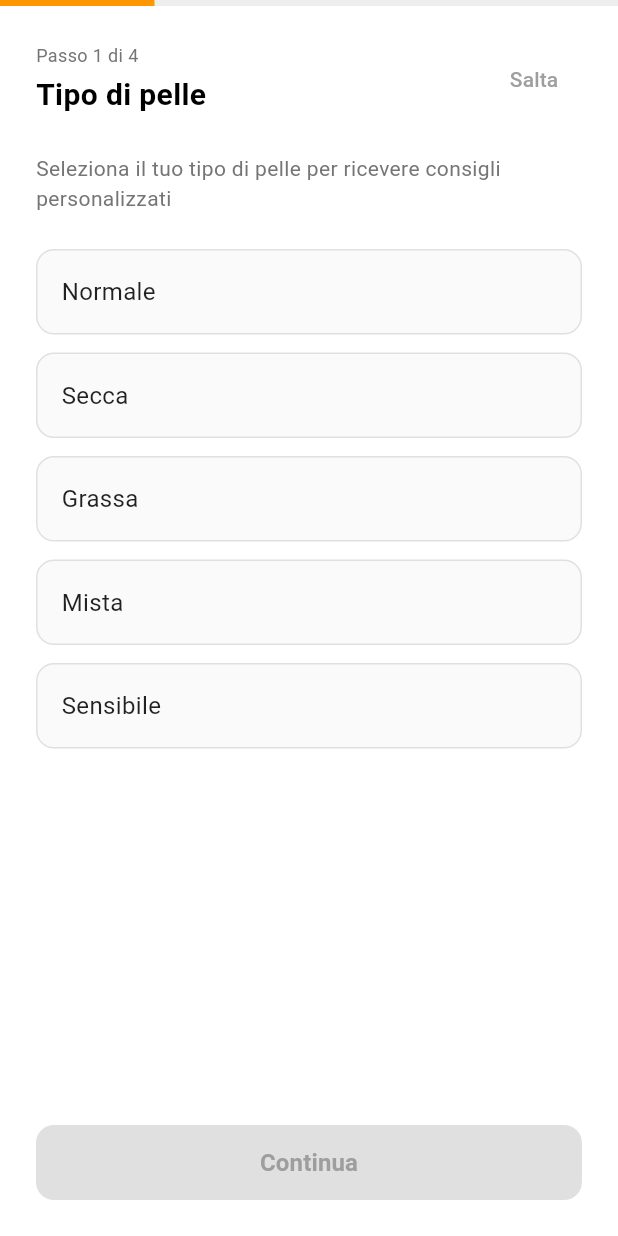
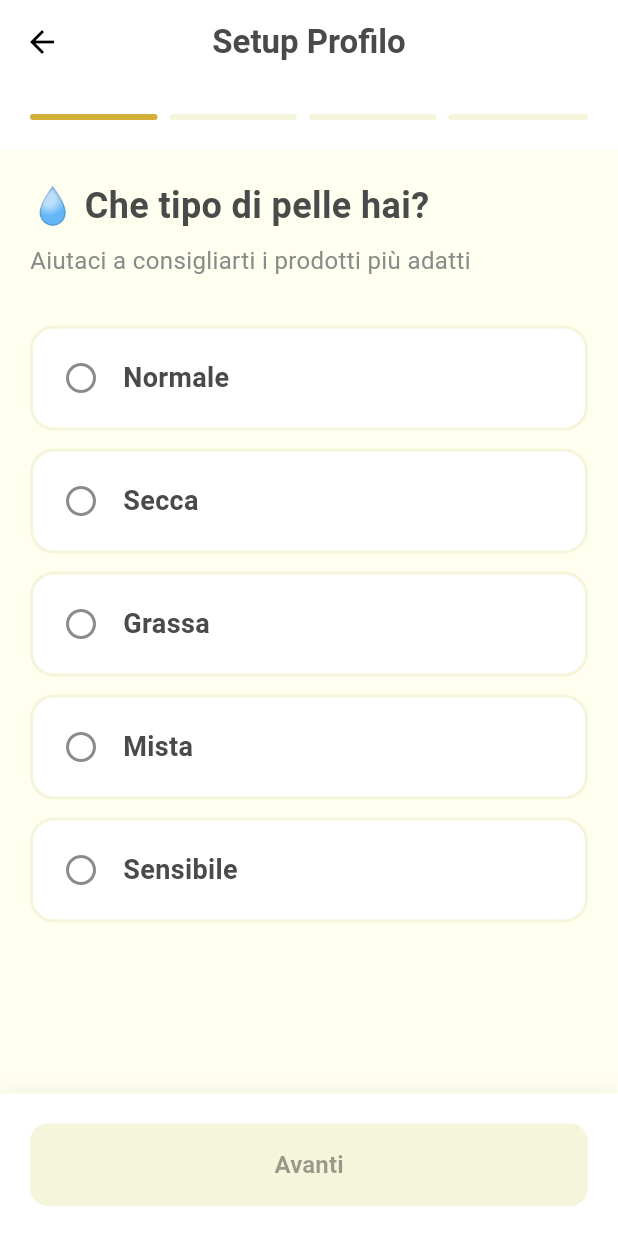
Before and after one commit to FraGre92/Hively, a Flutter app: the ProfileSetupScreen screen opened by its route, on a phone screen of 412 x 824 dp. Run offline on Flutter 3.47's test engine with Material 3 defaults, Android fonts, the phone set to English and light mode, and no system bars.

Commit message:
Refactor ProfileSetupScreen with new features
Refactor ProfileSetupScreen to improve structure and add skin tone and undertone selection.

```diff
--- a/lib/screens/profile_setup_screen.dart
+++ b/lib/screens/profile_setup_screen.dart
@@ -1,120 +1,151 @@
 import 'package:flutter/material.dart';
 
+class AppColors {
+  static const Color ivory = Color(0xFFFFFFF0);
+  static const Color beige = Color(0xFFF5F5DC);
+  static const Color lightBeige = Color(0xFFFAF0E6);
+  static const Color gold = Color(0xFFD4AF37);
+  static const Color darkGold = Color(0xFFB8860B);
+  static const Color textDark = Color(0xFF4A4A4A);
+  static const Color textLight = Color(0xFF8B8B8B);
+}
+
 class ProfileSetupScreen extends StatefulWidget {
-  const ProfileSetupScreen({super.key});
+  const ProfileSetupScreen({Key? key}) : super(key: key);
 
   @override
   State<ProfileSetupScreen> createState() => _ProfileSetupScreenState();
 }
 
 class _ProfileSetupScreenState extends State<ProfileSetupScreen> {
-  int currentStep = 0;
-  String? selectedSkinType;
-  List<String> selectedConcerns = [];
-  String? selectedBudget;
-  List<String> selectedCategories = [];
+  int _currentStep = 0;
 
-  final skinTypes = ['Normale', 'Secca', 'Grassa', 'Mista', 'Sensibile'];
-  final concerns = [
+  // Dati del profilo
+  String _selectedSkinType = '';
+  String _selectedSkinTone = '';
+  String _selectedUndertone = '';
+  List<String> _selectedConcerns = [];
+  String _selectedBudget = '';
+
+  final List<String> _skinTypes = ['Normale', 'Secca', 'Grassa', 'Mista', 'Sensibile'];
+  final List<String> _skinTones = ['Molto Chiaro', 'Chiaro', 'Medio', 'Olivastro', 'Scuro', 'Molto Scuro'];
+  final List<String> _undertones = ['Freddo', 'Neutro', 'Caldo'];
+  final List<String> _concerns = [
     'Acne',
     'Rughe',
     'Macchie',
     'Pori dilatati',
-    'Disidratazione',
-    'Rossori'
+    'Rossori',
+    'Occhiaie',
+    'Secchezza',
+    'Lucidità'
   ];
-  final budgets = ['Low (€0-20)', 'Mid (€20-50)', 'High (€50+)', 'Lusso'];
-  final categories = [
-    '💄 Makeup',
-    '🧴 Skincare',
-    '💅 Unghie',
-    '💇 Capelli',
-    '🧖 Corpo',
-    '👃 Profumi'
-  ];
+  final List<String> _budgets = ['Low Cost', 'Medio', 'Premium', 'Lusso'];
 
   @override
   Widget build(BuildContext context) {
     return Scaffold(
+      backgroundColor: AppColors.ivory,
+      appBar: AppBar(
         backgroundColor: Colors.white,
-      body: SafeArea(
-        child: Column(
-          children: [
-            // Progress bar
-            LinearProgressIndicator(
-              value: (currentStep + 1) / 4,
-              backgroundColor: Colors.grey[200],
-              valueColor: const AlwaysStoppedAnimation<Color>(Colors.orange),
-            ),
-            // Header
-            Padding(
-              padding: const EdgeInsets.all(24),
-              child: Row(
-                children: [
-                  if (currentStep > 0)
-                    IconButton(
-                      icon: const Icon(Icons.arrow_back),
-                      onPressed: () => setState(() => currentStep--),
-                    ),
-                  Expanded(
-                    child: Column(
-                      crossAxisAlignment: CrossAxisAlignment.start,
-                      children: [
-                        Text(
-                          'Passo ${currentStep + 1} di 4',
+        elevation: 0,
+        title: Text(
+          'Setup Profilo',
           style: TextStyle(
-                            fontSize: 12,
-                            color: Colors.grey[600],
-                          ),
-                        ),
-                        const SizedBox(height: 4),
-                        Text(
-                          _getStepTitle(),
-                          style: const TextStyle(
-                            fontSize: 20,
+            color: AppColors.textDark,
             fontWeight: FontWeight.bold,
           ),
         ),
-                      ],
+        centerTitle: true,
+      ),
+      body: Column(
+        children: [
+          // Progress indicator
+          Container(
+            padding: const EdgeInsets.all(20),
+            color: Colors.white,
+            child: Row(
+              children: List.generate(4, (index) {
+                return Expanded(
+                  child: Container(
+                    margin: EdgeInsets.only(right: index < 3 ? 8 : 0),
+                    height: 4,
+                    decoration: BoxDecoration(
+                      color: index <= _currentStep ? AppColors.gold : AppColors.beige,
+                      borderRadius: BorderRadius.circular(2),
                     ),
                   ),
-                  TextButton(
-                    onPressed: _skipToHome,
-                    child: const Text(
-                      'Salta',
-                      style: TextStyle(color: Colors.grey),
+                );
+              }),
             ),
+          ),
+
+          Expanded(
+            child: SingleChildScrollView(
+              padding: const EdgeInsets.all(20),
+              child: _buildCurrentStep(),
+            ),
+          ),
+
+          // Pulsanti navigazione
+          Container(
+            padding: const EdgeInsets.all(20),
+            decoration: BoxDecoration(
+              color: Colors.white,
+              boxShadow: [
+                BoxShadow(
+                  color: Colors.black.withOpacity(0.05),
+                  blurRadius: 10,
+                  offset: const Offset(0, -2),
                 ),
               ],
             ),
-            ),
-            // Content
+            child: Row(
+              children: [
+                if (_currentStep > 0)
                   Expanded(
-              child: _buildStepContent(),
-            ),
-            // Continue button
-            Padding(
-              padding: const EdgeInsets.all(24),
-              child: SizedBox(
-                width: double.infinity,
-                height: 50,
-                child: ElevatedButton(
-                  onPressed: _canContinue() ? _continue : null,
-                  style: ElevatedButton.styleFrom(
-                    backgroundColor: Colors.orange,
-                    disabledBackgroundColor: Colors.grey[300],
+                    child: OutlinedButton(
+                      onPressed: () {
+                        setState(() {
+                          _currentStep--;
+                        });
+                      },
+                      style: OutlinedButton.styleFrom(
+                        padding: const EdgeInsets.symmetric(vertical: 16),
+                        side: BorderSide(color: AppColors.gold),
                         shape: RoundedRectangleBorder(
                           borderRadius: BorderRadius.circular(12),
                         ),
-                    elevation: 0,
                       ),
                       child: Text(
-                    currentStep == 3 ? 'Inizia' : 'Continua',
+                        'Indietro',
                         style: TextStyle(
+                          color: AppColors.gold,
                           fontSize: 16,
-                      fontWeight: FontWeight.w600,
-                      color: _canContinue() ? Colors.white : Colors.grey[500],
+                          fontWeight: FontWeight.bold,
                         ),
+                      ),
+                    ),
+                  ),
+                if (_currentStep > 0) const SizedBox(width: 12),
+                Expanded(
+                  flex: _currentStep > 0 ? 1 : 1,
+                  child: ElevatedButton(
+                    onPressed: _canProceed() ? _handleNext : null,
+                    style: ElevatedButton.styleFrom(
+                      backgroundColor: AppColors.gold,
+                      foregroundColor: Colors.white,
+                      padding: const EdgeInsets.symmetric(vertical: 16),
+                      shape: RoundedRectangleBorder(
+                        borderRadius: BorderRadius.circular(12),
+                      ),
+                      disabledBackgroundColor: AppColors.beige,
+                    ),
+                    child: Text(
+                      _currentStep == 3 ? 'Completa' : 'Avanti',
+                      style: const TextStyle(
+                        fontSize: 16,
+                        fontWeight: FontWeight.bold,
                       ),
                     ),
                   ),
@@ -122,98 +153,273 @@ class _ProfileSetupScreenState extends State<ProfileSetupScreen> {
               ],
             ),
           ),
+        ],
+      ),
     );
   }
 
-  String _getStepTitle() {
-    switch (currentStep) {
+  Widget _buildCurrentStep() {
+    switch (_currentStep) {
       case 0:
-        return 'Tipo di pelle';
+        return _buildSkinTypeStep();
       case 1:
-        return 'Problematiche';
+        return _buildSkinToneStep();
       case 2:
-        return 'Budget preferito';
+        return _buildConcernsStep();
       case 3:
-        return 'Interessi';
+        return _buildBudgetStep();
       default:
-        return '';
+        return Container();
     }
   }
 
-  Widget _buildStepContent() {
-    switch (currentStep) {
+  bool _canProceed() {
+    switch (_currentStep) {
       case 0:
-        return _buildSkinTypeStep();
+        return _selectedSkinType.isNotEmpty;
       case 1:
-        return _buildConcernsStep();
+        return _selectedSkinTone.isNotEmpty && _selectedUndertone.isNotEmpty;
       case 2:
-        return _buildBudgetStep();
+        return _selectedConcerns.isNotEmpty;
       case 3:
-        return _buildCategoriesStep();
+        return _selectedBudget.isNotEmpty;
       default:
-        return const SizedBox();
+        return false;
+    }
+  }
+
+  void _handleNext() {
+    if (_currentStep == 3) {
+      // ULTIMO STEP - NAVIGA ALL'APP PRINCIPALE (con profilo)
+      Navigator.pushReplacementNamed(context, '/main');
+    } else {
+      setState(() {
+        _currentStep++;
+      });
     }
   }
 
   Widget _buildSkinTypeStep() {
-    return ListView(
-      padding: const EdgeInsets.symmetric(horizontal: 24),
+    return Column(
+      crossAxisAlignment: CrossAxisAlignment.start,
       children: [
         Text(
-          'Seleziona il tuo tipo di pelle per ricevere consigli personalizzati',
-          style: TextStyle(fontSize: 14, color: Colors.grey[600]),
+          '💧 Che tipo di pelle hai?',
+          style: TextStyle(
+            fontSize: 24,
+            fontWeight: FontWeight.bold,
+            color: AppColors.textDark,
           ),
-        const SizedBox(height: 24),
-        ...skinTypes.map((type) => _buildOptionCard(
-              title: type,
-              isSelected: selectedSkinType == type,
-              onTap: () => setState(() => selectedSkinType = type),
-            )),
+        ),
+        const SizedBox(height: 8),
+        Text(
+          'Aiutaci a consigliarti i prodotti più adatti',
+          style: TextStyle(
+            fontSize: 16,
+            color: AppColors.textLight,
+          ),
+        ),
+        const SizedBox(height: 32),
+        ..._skinTypes.map((type) {
+          final isSelected = _selectedSkinType == type;
+          return Padding(
+            padding: const EdgeInsets.only(bottom: 12),
+            child: InkWell(
+              onTap: () {
+                setState(() {
+                  _selectedSkinType = type;
+                });
+              },
+              child: Container(
+                padding: const EdgeInsets.all(20),
+                decoration: BoxDecoration(
+                  color: isSelected ? AppColors.gold : Colors.white,
+                  borderRadius: BorderRadius.circular(16),
+                  border: Border.all(
+                    color: isSelected ? AppColors.gold : AppColors.beige,
+                    width: 2,
+                  ),
+                ),
+                child: Row(
+                  children: [
+                    Icon(
+                      isSelected ? Icons.check_circle : Icons.circle_outlined,
+                      color: isSelected ? Colors.white : AppColors.textLight,
+                    ),
+                    const SizedBox(width: 16),
+                    Text(
+                      type,
+                      style: TextStyle(
+                        fontSize: 18,
+                        fontWeight: FontWeight.w600,
+                        color: isSelected ? Colors.white : AppColors.textDark,
+                      ),
+                    ),
+                  ],
+                ),
+              ),
+            ),
+          );
+        }).toList(),
+      ],
+    );
+  }
+
+  Widget _buildSkinToneStep() {
+    return Column(
+      crossAxisAlignment: CrossAxisAlignment.start,
+      children: [
+        Text(
+          '🎨 Qual è il tuo incarnato?',
+          style: TextStyle(
+            fontSize: 24,
+            fontWeight: FontWeight.bold,
+            color: AppColors.textDark,
+          ),
+        ),
+        const SizedBox(height: 32),
+
+        Text(
+          'Tonalità della pelle',
+          style: TextStyle(
+            fontSize: 18,
+            fontWeight: FontWeight.bold,
+            color: AppColors.textDark,
+          ),
+        ),
+        const SizedBox(height: 16),
+        Wrap(
+          spacing: 12,
+          runSpacing: 12,
+          children: _skinTones.map((tone) {
+            final isSelected = _selectedSkinTone == tone;
+            return InkWell(
+              onTap: () {
+                setState(() {
+                  _selectedSkinTone = tone;
+                });
+              },
+              child: Container(
+                padding: const EdgeInsets.symmetric(horizontal: 20, vertical: 12),
+                decoration: BoxDecoration(
+                  color: isSelected ? AppColors.gold : Colors.white,
+                  borderRadius: BorderRadius.circular(20),
+                  border: Border.all(
+                    color: isSelected ? AppColors.gold : AppColors.beige,
+                  ),
+                ),
+                child: Text(
+                  tone,
+                  style: TextStyle(
+                    color: isSelected ? Colors.white : AppColors.textDark,
+                    fontWeight: FontWeight.w600,
+                  ),
+                ),
+              ),
+            );
+          }).toList(),
+        ),
+
+        const SizedBox(height: 32),
+
+        Text(
+          'Sottotono',
+          style: TextStyle(
+            fontSize: 18,
+            fontWeight: FontWeight.bold,
+            color: AppColors.textDark,
+          ),
+        ),
+        const SizedBox(height: 16),
+        Row(
+          children: _undertones.map((undertone) {
+            final isSelected = _selectedUndertone == undertone;
+            return Expanded(
+              child: Padding(
+                padding: const EdgeInsets.only(right: 8),
+                child: InkWell(
+                  onTap: () {
+                    setState(() {
+                      _selectedUndertone = undertone;
+                    });
+                  },
+                  child: Container(
+                    padding: const EdgeInsets.symmetric(vertical: 16),
+                    decoration: BoxDecoration(
+                      color: isSelected ? AppColors.gold : Colors.white,
+                      borderRadius: BorderRadius.circular(12),
+                      border: Border.all(
+                        color: isSelected ? AppColors.gold : AppColors.beige,
+                      ),
+                    ),
+                    child: Text(
+                      undertone,
+                      textAlign: TextAlign.center,
+                      style: TextStyle(
+                        color: isSelected ? Colors.white : AppColors.textDark,
+                        fontWeight: FontWeight.w600,
+                      ),
+                    ),
+                  ),
+                ),
+              ),
+            );
+          }).toList(),
+        ),
       ],
     );
   }
 
   Widget _buildConcernsStep() {
-    return ListView(
-      padding: const EdgeInsets.symmetric(horizontal: 24),
+    return Column(
+      crossAxisAlignment: CrossAxisAlignment.start,
       children: [
         Text(
-          'Seleziona una o più problematiche (opzionale)',
-          style: TextStyle(fontSize: 14, color: Colors.grey[600]),
+          '✨ Quali sono le tue esigenze?',
+          style: TextStyle(
+            fontSize: 24,
+            fontWeight: FontWeight.bold,
+            color: AppColors.textDark,
           ),
-        const SizedBox(height: 24),
+        ),
+        const SizedBox(height: 8),
+        Text(
+          'Seleziona tutti quelli che ti interessano',
+          style: TextStyle(
+            fontSize: 16,
+            color: AppColors.textLight,
+          ),
+        ),
+        const SizedBox(height: 32),
         Wrap(
-          spacing: 8,
-          runSpacing: 8,
-          children: concerns.map((concern) {
-            final isSelected = selectedConcerns.contains(concern);
+          spacing: 12,
+          runSpacing: 12,
+          children: _concerns.map((concern) {
+            final isSelected = _selectedConcerns.contains(concern);
             return InkWell(
               onTap: () {
                 setState(() {
                   if (isSelected) {
-                    selectedConcerns.remove(concern);
+                    _selectedConcerns.remove(concern);
                   } else {
-                    selectedConcerns.add(concern);
+                    _selectedConcerns.add(concern);
                   }
                 });
               },
               child: Container(
-                padding: const EdgeInsets.symmetric(
-                  horizontal: 16,
-                  vertical: 10,
-                ),
+                padding: const EdgeInsets.symmetric(horizontal: 20, vertical: 12),
                 decoration: BoxDecoration(
-                  color: isSelected ? Colors.orange : Colors.grey[100],
+                  color: isSelected ? AppColors.gold : Colors.white,
                   borderRadius: BorderRadius.circular(20),
                   border: Border.all(
-                    color: isSelected ? Colors.orange : Colors.grey[300]!,
+                    color: isSelected ? AppColors.gold : AppColors.beige,
                   ),
                 ),
                 child: Text(
                   concern,
                   style: TextStyle(
-                    color: isSelected ? Colors.white : Colors.black87,
-                    fontWeight: FontWeight.w500,
+                    color: isSelected ? Colors.white : AppColors.textDark,
+                    fontWeight: FontWeight.w600,
                   ),
                 ),
               ),
@@ -225,158 +431,100 @@ class _ProfileSetupScreenState extends State<ProfileSetupScreen> {
   }
 
   Widget _buildBudgetStep() {
-    return ListView(
-      padding: const EdgeInsets.symmetric(horizontal: 24),
+    return Column(
+      crossAxisAlignment: CrossAxisAlignment.start,
       children: [
         Text(
-          'Seleziona la tua fascia di prezzo preferita',
-          style: TextStyle(fontSize: 14, color: Colors.grey[600]),
+          '💰 Qual è il tuo budget?',
+          style: TextStyle(
+            fontSize: 24,
+            fontWeight: FontWeight.bold,
+            color: AppColors.textDark,
           ),
-        const SizedBox(height: 24),
-        ...budgets.map((budget) => _buildOptionCard(
-              title: budget,
-              isSelected: selectedBudget == budget,
-              onTap: () => setState(() => selectedBudget = budget),
-            )),
-      ],
-    );
+        ),
+        const SizedBox(height: 8),
+        Text(
+          'Ti aiuteremo a trovare i prodotti nella tua fascia di prezzo',
+          style: TextStyle(
+            fontSize: 16,
+            color: AppColors.textLight,
+          ),
+        ),
+        const SizedBox(height: 32),
+        ..._budgets.map((budget) {
+          final isSelected = _selectedBudget == budget;
+          String description = '';
+          switch (budget) {
+            case 'Low Cost':
+              description = 'Fino a 15€ per prodotto';
+              break;
+            case 'Medio':
+              description = '15€ - 40€ per prodotto';
+              break;
+            case 'Premium':
+              description = '40€ - 80€ per prodotto';
+              break;
+            case 'Lusso':
+              description = 'Oltre 80€ per prodotto';
+              break;
           }
 
-  Widget _buildCategoriesStep() {
-    return ListView(
-      padding: const EdgeInsets.symmetric(horizontal: 24),
-      children: [
-        Text(
-          'Seleziona le categorie che ti interessano',
-          style: TextStyle(fontSize: 14, color: Colors.grey[600]),
-        ),
-        const SizedBox(height: 24),
-        Wrap(
-          spacing: 12,
-          runSpacing: 12,
-          children: categories.map((category) {
-            final isSelected = selectedCategories.contains(category);
-            return InkWell(
+          return Padding(
+            padding: const EdgeInsets.only(bottom: 12),
+            child: InkWell(
               onTap: () {
                 setState(() {
-                  if (isSelected) {
-                    selectedCategories.remove(category);
-                  } else {
-                    selectedCategories.add(category);
-                  }
+                  _selectedBudget = budget;
                 });
               },
               child: Container(
-                padding: const EdgeInsets.symmetric(
-                  horizontal: 20,
-                  vertical: 12,
-                ),
+                padding: const EdgeInsets.all(20),
                 decoration: BoxDecoration(
-                  color: isSelected ? Colors.orange : Colors.grey[100],
-                  borderRadius: BorderRadius.circular(25),
+                  color: isSelected ? AppColors.gold : Colors.white,
+                  borderRadius: BorderRadius.circular(16),
                   border: Border.all(
-                    color: isSelected ? Colors.orange : Colors.grey[300]!,
+                    color: isSelected ? AppColors.gold : AppColors.beige,
                     width: 2,
                   ),
                 ),
-                child: Text(
-                  category,
+                child: Row(
+                  children: [
+                    Icon(
+                      isSelected ? Icons.check_circle : Icons.circle_outlined,
+                      color: isSelected ? Colors.white : AppColors.textLight,
+                    ),
+                    const SizedBox(width: 16),
+                    Expanded(
+                      child: Column(
+                        crossAxisAlignment: CrossAxisAlignment.start,
+                        children: [
+                          Text(
+                            budget,
                             style: TextStyle(
-                    color: isSelected ? Colors.white : Colors.black87,
-                    fontWeight: FontWeight.w600,
-                    fontSize: 15,
+                              fontSize: 18,
+                              fontWeight: FontWeight.bold,
+                              color: isSelected ? Colors.white : AppColors.textDark,
+                            ),
+                          ),
+                          Text(
+                            description,
+                            style: TextStyle(
+                              fontSize: 14,
+                              color: isSelected
+                                  ? Colors.white.withOpacity(0.9)
+                                  : AppColors.textLight,
+                            ),
+                          ),
+                        ],
+                      ),
+                    ),
+                  ],
                 ),
               ),
             ),
           );
         }).toList(),
-        ),
       ],
     );
   }
-
-  Widget _buildOptionCard({
-    required String title,
-    required bool isSelected,
-    required VoidCallback onTap,
-  }) {
-    return Padding(
-      padding: const EdgeInsets.only(bottom: 12),
-      child: InkWell(
-        onTap: onTap,
-        child: Container(
-          padding: const EdgeInsets.all(16),
-          decoration: BoxDecoration(
-            color: isSelected ? Colors.orange[50] : Colors.grey[50],
-            borderRadius: BorderRadius.circular(12),
-            border: Border.all(
-              color: isSelected ? Colors.orange : Colors.grey[300]!,
-              width: isSelected ? 2 : 1,
-            ),
-          ),
-          child: Row(
-            children: [
-              Expanded(
-                child: Text(
-                  title,
-                  style: TextStyle(
-                    fontSize: 16,
-                    fontWeight: isSelected ? FontWeight.w600 : FontWeight.normal,
-                    color: isSelected ? Colors.orange[900] : Colors.black87,
-                  ),
-                ),
-              ),
-              if (isSelected)
-                Icon(Icons.check_circle, color: Colors.orange, size: 24),
-            ],
-          ),
-        ),
-      ),
-    );
 }
-
-  bool _canContinue() {
-    switch (currentStep) {
-      case 0:
-        return selectedSkinType != null;
-      case 1:
-        return true; // Le problematiche sono opzionali
-      case 2:
-        return selectedBudget != null;
-      case 3:
-        return selectedCategories.isNotEmpty;
-      default:
-        return false;
-    }
-  }
-
-  void _continue() {
-    if (currentStep < 3) {
-      setState(() => currentStep++);
-    } else {
-      _goToHome();
-    }
-  }
-
-  void _skipToHome() {
-    _goToHome();
-  }
-
-  void _goToHome() {
-    // TODO: Navigare alla home screen
-    // Per ora mostriamo un dialog
-    showDialog(
-      context: context,
-      builder: (context) => AlertDialog(
-        title: const Text('Setup completato!'),
-        content: const Text('Il profilo è stato configurato con successo.'),
-        actions: [
-          TextButton(
-            onPressed: () => Navigator.pop(context),
-            child: const Text('OK'),
-          ),
-        ],
-      ),
-    );
-  }
-}
```
Lines whose indentation alone changed are shown as unchanged.
